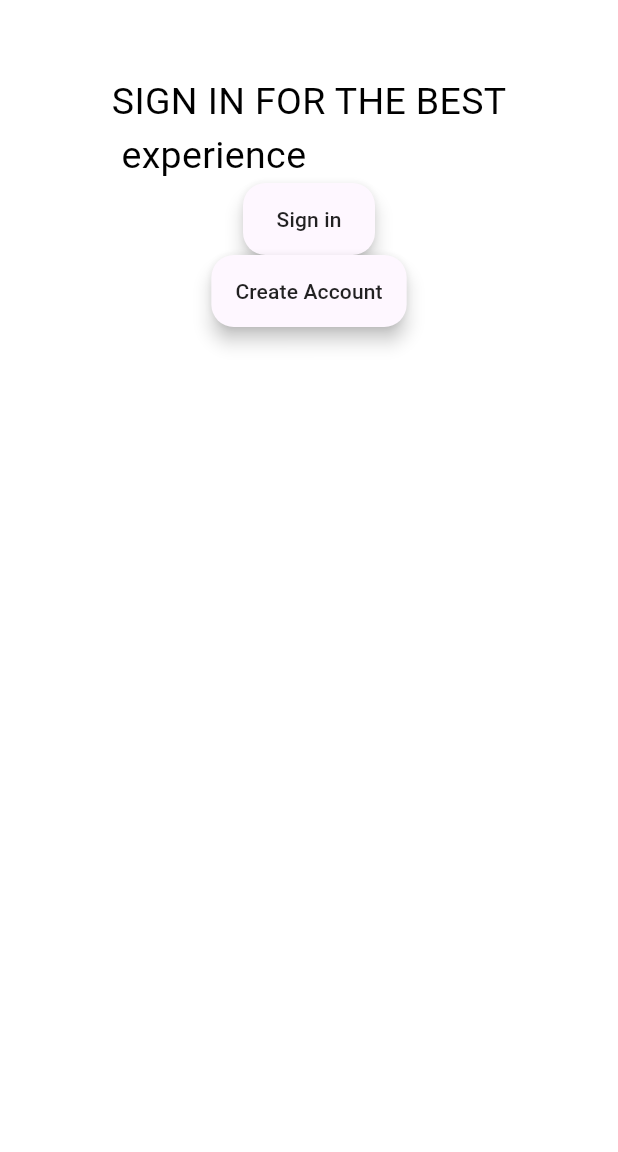
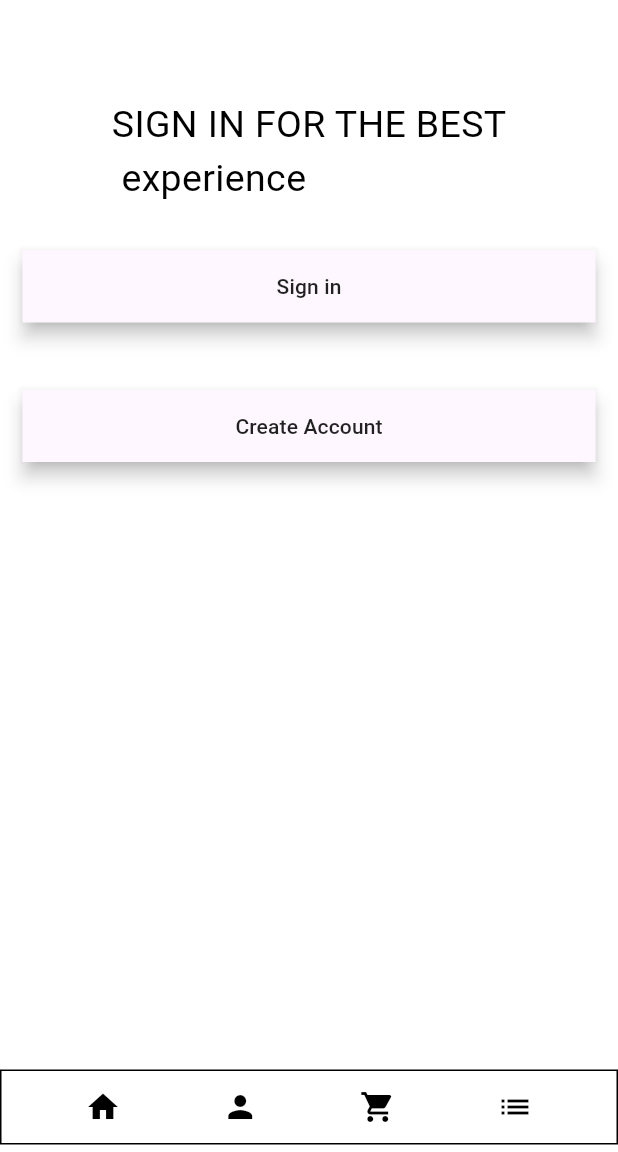
Before and after one commit to ezedin130/amazon, a Flutter app: the screen it shows after launch, item 2 of the bottom bar chosen, on a phone screen of 412 x 824 dp, the part 84-1236 px from its top. Run offline on Flutter 3.47's test engine with Material 3 defaults, Android fonts, the phone set to English and light mode, and no system bars; drawn by our look-alikes of animated_text_kit; our stand-ins replace device_preview.

Commit message:
modified:   lib/Screens/AccountScreen.dart 	new file:   lib/Screens/CategorieScreen.dart 	modified:   lib/Screens/HomeScreen.dart 	new file:   lib/Screens/ListScreen.dart 	new file:   lib/assets/cart.jpg 	modified:   lib/main.dart

```diff
--- a/lib/Screens/AccountScreen.dart
+++ b/lib/Screens/AccountScreen.dart
@@ -1,5 +1,8 @@
 // ignore_for_file: file_names, prefer_const_constructors, prefer_const_literals_to_create_immutables
 
+import 'package:amazon/Screens/CategorieScreen.dart';
+import 'package:amazon/Screens/HomeScreen.dart';
+import 'package:amazon/Screens/ListScreen.dart';
 import 'package:flutter/material.dart';
 import 'package:animated_text_kit/animated_text_kit.dart';
 import 'package:amazon/Services/Greetings.dart';
@@ -34,8 +37,8 @@ class _AccountScreenState extends State<AccountScreen>
 
   @override
   void dispose() {
+    controller.dispose();
     super.dispose();
-    controller.dispose();
   }
 
   final greeting = Greetings();
@@ -79,6 +82,8 @@ class _AccountScreenState extends State<AccountScreen>
       body: Container(
         color: Colors.white,
         child: Column(
+          //mainAxisAlignment: MainAxisAlignment.spaceAround,
+          crossAxisAlignment: CrossAxisAlignment.stretch,
           children: [
             SizedBox(
               height: 50.0,
@@ -91,28 +96,78 @@ class _AccountScreenState extends State<AccountScreen>
                 ),
               ),
             ),
+            SizedBox(height: 15.0),
             Center(
               child: Text(
                 'SIGN IN FOR THE BEST\n experience',
                 style: TextStyle(color: Colors.black, fontSize: 25.0),
               ),
             ),
-            Material(
+            SizedBox(height: 15.0),
+            Padding(
+              padding: const EdgeInsets.all(15.0),
+              //child:
+              //decoration:
+              //BoxDecoration(borderRadius: BorderRadius.circular(120.0)),
+              child: Material(
                 elevation: 5.0,
-              borderRadius: BorderRadius.circular(15.0),
+                // borderRadius: BorderRadius.circular(15.0),
                 child: MaterialButton(
                   onPressed: () {},
                   child: Text('Sign in'),
                 ),
               ),
-            Material(
+            ),
+            SizedBox(height: 15.0),
+            Padding(
+              padding: const EdgeInsets.all(15.0),
+              child: Material(
                 elevation: 5.0,
-              borderRadius: BorderRadius.circular(15.0),
+                //borderRadius: BorderRadius.circular(15.0),
                 child: MaterialButton(
                   onPressed: () {},
                   child: Text('Create Account'),
                 ),
               ),
+            ),
+            Spacer(),
+            Container(
+              margin: EdgeInsets.only(bottom: 5.0),
+              decoration: BoxDecoration(
+                color: Colors.white,
+                border: Border.all(color: Colors.black),
+              ),
+              child: Row(
+                //crossAxisAlignment: CrossAxisAlignment.stretch,
+                mainAxisAlignment: MainAxisAlignment.spaceEvenly,
+                children: [
+                  IconBtn(
+                    icon: Icons.home,
+                    onp: () {
+                      Navigator.pushNamed(context, HomeScreen.id);
+                    },
+                  ),
+                  IconBtn(
+                    icon: Icons.person,
+                    onp: () {
+                      Navigator.pushNamed(context, AccountScreen.id);
+                    },
+                  ),
+                  IconBtn(
+                    icon: Icons.shopping_cart,
+                    onp: () {
+                      Navigator.pushNamed(context, CategorieScreen.id);
+                    },
+                  ),
+                  IconBtn(
+                    icon: Icons.list,
+                    onp: () {
+                      Navigator.pushNamed(context, ListScreen.id);
+                    },
+                  ),
+                ],
+              ),
+            )
           ],
         ),
       ),
--- a/lib/main.dart
+++ b/lib/main.dart
@@ -3,12 +3,16 @@ import 'package:flutter/material.dart';
 import 'Screens/HomeScreen.dart';
 import 'package:device_preview/device_preview.dart';
 import 'Screens/AccountScreen.dart';
+import 'Screens/CategorieScreen.dart';
+import 'Screens/ListScreen.dart';
 
 void main() {
-  runApp(DevicePreview(
-    enabled: !kReleaseMode,
-    builder: (context) => const MyApp(),
-  ));
+  runApp(
+    DevicePreview(
+      enabled: !kReleaseMode,
+      builder: (context) => const MyApp(),
+    ),
+  );
 }
 
 class MyApp extends StatelessWidget {
@@ -22,7 +26,9 @@ class MyApp extends StatelessWidget {
       initialRoute: HomeScreen.id,
       routes: {
         HomeScreen.id: (context) => HomeScreen(),
-        AccountScreen.id: (context) => const AccountScreen()
+        AccountScreen.id: (context) => const AccountScreen(),
+        CategorieScreen.id: (context) => const CategorieScreen(),
+        ListScreen.id: (context) => const ListScreen(),
       },
     );
   }
```
Also changed, not shown: lib/Screens/CategorieScreen.dart (added, +151 -0 lines), lib/Screens/HomeScreen.dart (+9 -5 lines), lib/Screens/ListScreen.dart (added, +175 -0 lines), 1 other file. Lines whose indentation alone changed are shown as unchanged.
